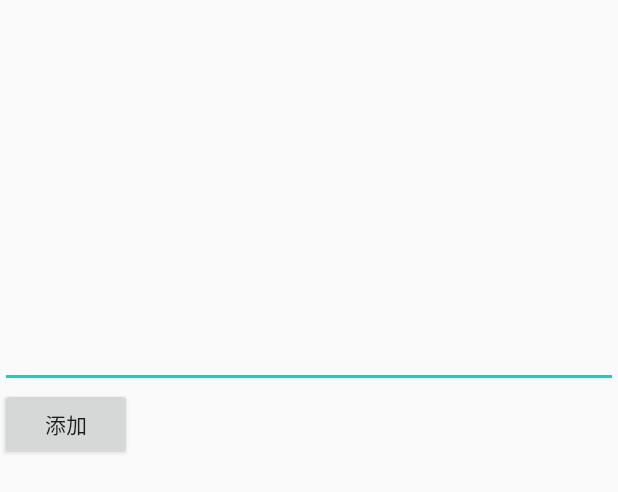
After one commit to zane618/JetpackTest, an Android app: the layout activity_at.xml on its own in the app's theme, with its tools: preview values and no code run, on a phone screen of 412 x 824 dp. The commit adds this screen. Shown: the top 492 px of the screen. Run offline under Robolectric (Android 15) with nearby library versions, the phone set to English and light mode, and no system bars.

Commit message:
@控件的实现原理

```diff
--- a/app/src/main/AndroidManifest.xml
+++ b/app/src/main/AndroidManifest.xml
@@ -9,7 +9,8 @@
         android:roundIcon="@mipmap/ic_launcher_round"
         android:supportsRtl="true"
         android:theme="@style/AppTheme">
-        <activity android:name=".room.Room2"></activity>
+        <activity android:name=".astudy.at.AtActivity"></activity>
+        <activity android:name=".room.Room2" />
         <activity android:name=".astudy.service.ServiceActivity" />
         <activity android:name=".astudy.event.EventActivity" />
         <activity android:name=".workmanager.WorkManagerActivity" />
--- a/app/src/main/java/com/example/jetpacktest/MainActivity.kt
+++ b/app/src/main/java/com/example/jetpacktest/MainActivity.kt
@@ -10,6 +10,7 @@ import android.widget.Button
 import android.widget.TextView
 import androidx.core.content.edit
 import androidx.lifecycle.ViewModelProvider
+import com.example.jetpacktest.astudy.at.AtActivity
 import com.example.jetpacktest.astudy.event.EventActivity
 import com.example.jetpacktest.astudy.service.MyService
 import com.example.jetpacktest.astudy.service.ServiceActivity
@@ -97,6 +98,6 @@ class MainActivity : AppCompatActivity() {
 
     override fun onResume() {
         super.onResume()
-        startActivity(Intent(this, Room2::class.java))
+        startActivity(Intent(this, AtActivity::class.java))
     }
 }
--- /dev/null
+++ b/app/src/main/java/com/example/jetpacktest/astudy/at/AtEditText.kt
@@ -0,0 +1,45 @@
+package com.example.jetpacktest.astudy.at
+
+import android.content.Context
+import android.graphics.Color
+import android.text.Spannable
+import android.text.SpannableString
+import android.text.style.ForegroundColorSpan
+import android.util.AttributeSet
+import android.widget.EditText
+import cn.zane.probase.util.LogPrintUtil
+
+/**
+ * create by zhangshi on 2020/7/1.
+ */
+class AtEditText: androidx.appcompat.widget.AppCompatEditText{
+
+    constructor(context: Context): super(context)
+
+    constructor(context: Context, attrs: AttributeSet) : super(context, attrs)
+
+    override fun onSelectionChanged(selStart: Int, selEnd: Int) {
+        super.onSelectionChanged(selStart, selEnd)
+        LogPrintUtil.zhangshi("selStart: " + selStart + " , selEnd: " + selEnd)
+
+        val range = Range(0, 7)
+        if (selStart == selEnd) {
+            setSelection(range.getAnchorPosition(selStart))
+        } else{
+            if (selEnd < range.to) {
+                setSelection(selStart, range.to)
+            }
+            if (selStart > range.from) {
+                setSelection(range.from, selEnd)
+            }
+        }
+    }
+
+    fun insertAtText(atStr: String) {
+        val spannableString: SpannableString = SpannableString(atStr + " ")
+        val length = spannableString.length
+        spannableString.setSpan(ForegroundColorSpan(Color.parseColor("#3700B3")), 0, length, Spannable.SPAN_EXCLUSIVE_EXCLUSIVE)
+
+
+    }
+}
--- /dev/null
+++ b/app/src/main/java/com/example/jetpacktest/astudy/at/Range.kt
@@ -0,0 +1,27 @@
+package com.example.jetpacktest.astudy.at
+
+/**
+ * create by zhangshi on 2020/7/1.
+ */
+class Range(var from: Int = 0, var to: Int = 0) {
+
+    fun isWrappedBy(start: Int, end: Int): Boolean {
+        return start > from && start < to || end > from && end < to
+    }
+
+    fun contains(start: Int, end: Int): Boolean {
+        return from <= start && to >= end
+    }
+
+    fun isEqual(start: Int, end: Int): Boolean {
+        return from == start && to == end || from == end && to == start
+    }
+
+    fun getAnchorPosition(value: Int): Int {
+        return if (value - from - (to - value) >= 0) {
+            to
+        } else {
+            from
+        }
+    }
+}
--- /dev/null
+++ b/app/src/main/java/com/example/jetpacktest/room/DbHelper.kt
@@ -0,0 +1,5 @@
+package com.example.jetpacktest.room
+
+/**
+ * create by zhangshi on 2020/6/23.
+ */
--- /dev/null
+++ b/app/src/main/res/layout/activity_at.xml
@@ -0,0 +1,30 @@
+<?xml version="1.0" encoding="utf-8"?>
+<LinearLayout xmlns:android="http://schemas.android.com/apk/res/android"
+    xmlns:app="http://schemas.android.com/apk/res-auto"
+    xmlns:tools="http://schemas.android.com/tools"
+    android:layout_width="match_parent"
+    android:layout_height="match_parent"
+    android:orientation="vertical"
+    android:weightSum="3"
+    tools:context=".astudy.at.AtActivity">
+
+
+    <com.example.jetpacktest.astudy.at.AtEditText
+        android:id="@+id/edittext"
+        android:layout_width="match_parent"
+        android:layout_height="0dp"
+        android:layout_weight="1"
+        />
+
+    <LinearLayout
+        android:layout_width="match_parent"
+        android:layout_height="wrap_content"
+        android:orientation="horizontal" >
+
+        <Button
+            android:id="@+id/btn_add"
+            android:layout_width="wrap_content"
+            android:layout_height="wrap_content"
+            android:text="添加" />
+    </LinearLayout>
+</LinearLayout>
```
Also changed, not shown: app/src/main/java/com/example/jetpacktest/astudy/T.java (deleted, +0 -7 lines), app/src/main/java/com/example/jetpacktest/astudy/at/AtActivity.kt (added, +44 -0 lines), app/src/main/java/com/example/jetpacktest/room/Room2.kt (+15 -7 lines), app/src/main/java/com/example/jetpacktest/room/UserDao.kt (+16 -4 lines), 1 other file.
